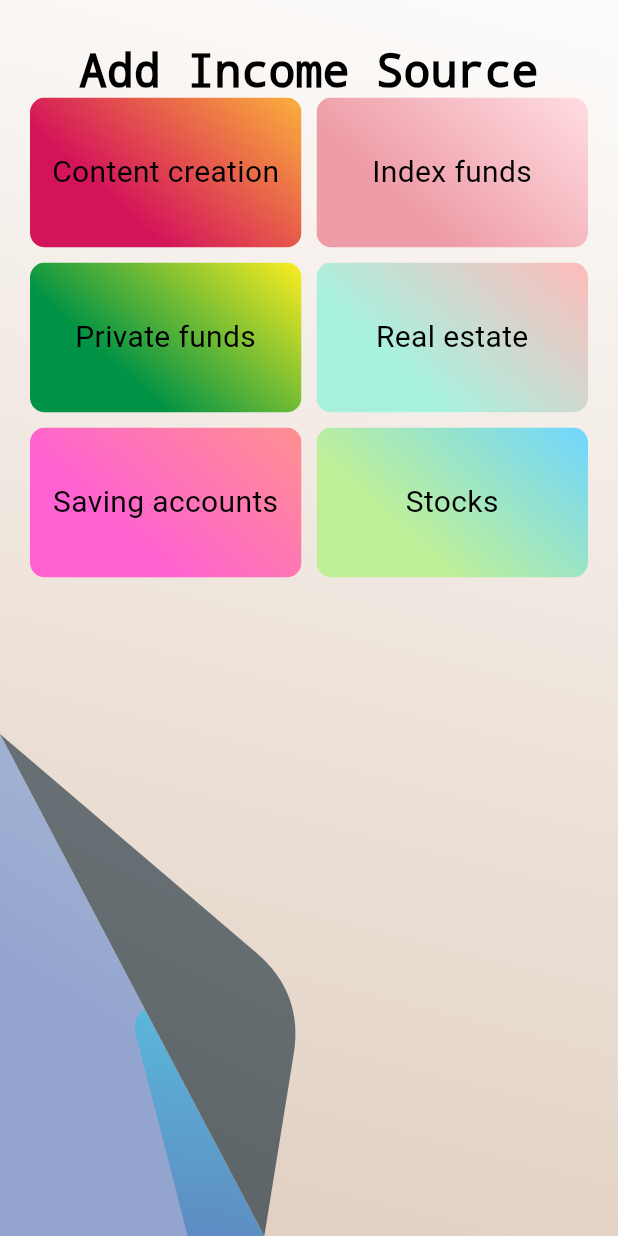
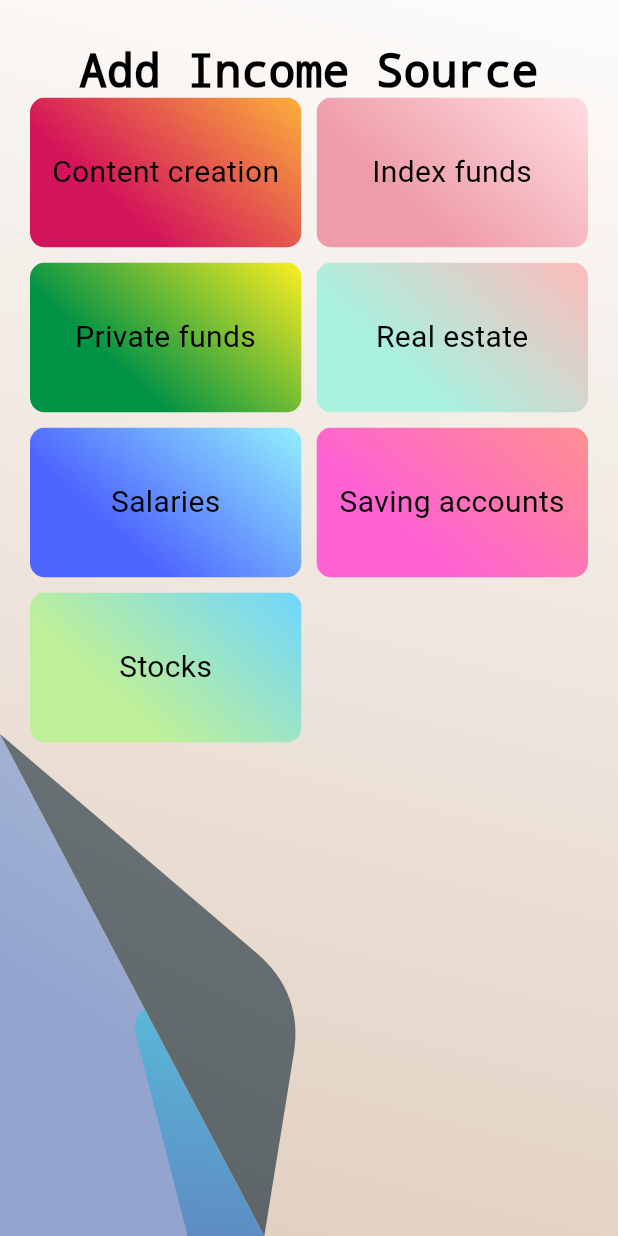
Before and after one commit to EtienneAuroux/tokihakanenari, a Flutter app: the screen it shows after launch, after a tap on the "add" icon, on a phone screen of 412 x 824 dp. Run offline on Flutter 3.47's test engine with Material 3 defaults, Android fonts, the phone set to English and light mode, and no system bars.

Commit message:
<feat>: Added Salaries card. Implemented newIncomeDialog structure and callback.

```diff
--- a/lib/card_generators/big_card.dart
+++ b/lib/card_generators/big_card.dart
@@ -9,8 +9,9 @@ import 'package:tokihakanenari/card_types/index_funds.dart';
 import 'package:tokihakanenari/card_types/passive_income.dart';
 import 'package:tokihakanenari/card_types/private_funds.dart';
 import 'package:tokihakanenari/card_types/real_estate.dart';
+import 'package:tokihakanenari/card_types/salaries.dart';
 import 'package:tokihakanenari/card_types/saving_accounts.dart';
-import 'package:tokihakanenari/card_types/stocks.dart';
+import 'package:tokihakanenari/card_types/stock_accounts.dart';
 import 'package:tokihakanenari/my_enums.dart';
 import 'package:tokihakanenari/visual_tools/card_decoration.dart';
 import 'package:tokihakanenari/visual_tools/big_card_clipper.dart';
@@ -77,12 +78,16 @@ class _BigCardState extends State<BigCard> {
         return const RealEstate(
           cardSize: CardSize.big,
         );
+      case CardType.salaries:
+        return const Salaries(
+          cardSize: CardSize.big,
+        );
       case CardType.savingAccounts:
         return const SavingAccounts(
           cardSize: CardSize.big,
         );
-      case CardType.stocks:
-        return const Stocks(
+      case CardType.stockAccounts:
+        return const StockAccounts(
           cardSize: CardSize.big,
         );
     }
--- a/lib/card_generators/mini_card.dart
+++ b/lib/card_generators/mini_card.dart
@@ -3,8 +3,9 @@ import 'package:tokihakanenari/card_types/content_creation.dart';
 import 'package:tokihakanenari/card_types/index_funds.dart';
 import 'package:tokihakanenari/card_types/private_funds.dart';
 import 'package:tokihakanenari/card_types/real_estate.dart';
+import 'package:tokihakanenari/card_types/salaries.dart';
 import 'package:tokihakanenari/card_types/saving_accounts.dart';
-import 'package:tokihakanenari/card_types/stocks.dart';
+import 'package:tokihakanenari/card_types/stock_accounts.dart';
 import 'package:tokihakanenari/my_enums.dart';
 import 'package:tokihakanenari/visual_tools/card_decoration.dart';
 
@@ -47,12 +48,16 @@ class _MiniCardState extends State<MiniCard> {
         return const RealEstate(
           cardSize: CardSize.mini,
         );
+      case CardType.salaries:
+        return const Salaries(
+          cardSize: CardSize.mini,
+        );
       case CardType.savingAccounts:
         return const SavingAccounts(
           cardSize: CardSize.mini,
         );
-      case CardType.stocks:
-        return const Stocks(
+      case CardType.stockAccounts:
+        return const StockAccounts(
           cardSize: CardSize.mini,
         );
     }
--- a/lib/card_generators/small_card.dart
+++ b/lib/card_generators/small_card.dart
@@ -4,7 +4,8 @@ import 'package:tokihakanenari/card_types/content_creation.dart';
 import 'package:tokihakanenari/card_types/index_funds.dart';
 import 'package:tokihakanenari/card_types/private_funds.dart';
 import 'package:tokihakanenari/card_types/real_estate.dart';
-import 'package:tokihakanenari/card_types/stocks.dart';
+import 'package:tokihakanenari/card_types/salaries.dart';
+import 'package:tokihakanenari/card_types/stock_accounts.dart';
 import 'package:tokihakanenari/visual_tools/card_decoration.dart';
 import 'package:tokihakanenari/card_types/passive_income.dart';
 import 'package:tokihakanenari/card_types/saving_accounts.dart';
@@ -57,12 +58,16 @@ class _SmallCardState extends State<SmallCard> {
         return const RealEstate(
           cardSize: CardSize.small,
         );
+      case CardType.salaries:
+        return const Salaries(
+          cardSize: CardSize.small,
+        );
       case CardType.savingAccounts:
         return const SavingAccounts(
           cardSize: CardSize.small,
         );
-      case CardType.stocks:
-        return const Stocks(
+      case CardType.stockAccounts:
+        return const StockAccounts(
           cardSize: CardSize.small,
         );
     }
--- a/lib/card_types/stocks.dart
+++ b/lib/card_types/salaries.dart
@@ -2,32 +2,32 @@ import 'package:flutter/material.dart';
 import 'package:tokihakanenari/my_enums.dart';
 import 'package:tokihakanenari/visual_tools/text_styles.dart';
 
-class Stocks extends StatefulWidget {
+class Salaries extends StatefulWidget {
   final CardSize cardSize;
 
-  const Stocks({
+  const Salaries({
     super.key,
     required this.cardSize,
   });
 
   @override
-  State<Stocks> createState() => _StocksState();
+  State<Salaries> createState() => _SalariesState();
 }
 
-class _StocksState extends State<Stocks> {
+class _SalariesState extends State<Salaries> {
   Widget getCardContent(CardSize cardStatus) {
     switch (cardStatus) {
       case CardSize.big:
         return const Center(
           child: Text(
-            'Stocks',
+            'Salaries',
             style: TextStyles.bigCardTitle,
           ),
         );
       case CardSize.mini:
         return const Center(
           child: Text(
-            'Stocks',
+            'Salaries',
             style: TextStyles.miniCardTitle,
             textAlign: TextAlign.center,
           ),
@@ -35,7 +35,7 @@ class _StocksState extends State<Stocks> {
       case CardSize.small:
         return const Center(
           child: Text(
-            'Stocks',
+            'Salaries',
             style: TextStyles.smallCardTitle,
           ),
         );
--- a/lib/card_types/saving_accounts.dart
+++ b/lib/card_types/saving_accounts.dart
@@ -1,7 +1,6 @@
 import 'package:flutter/material.dart';
-import 'package:tokihakanenari/alert_dialogs/add_new_dialog.dart';
+import 'package:tokihakanenari/alert_dialogs/new_income_dialog.dart';
 import 'package:tokihakanenari/my_enums.dart';
-import 'package:tokihakanenari/visual_tools/card_decoration.dart';
 import 'package:tokihakanenari/visual_tools/text_styles.dart';
 import 'dart:developer' as developer;
 
@@ -18,63 +17,86 @@ class SavingAccounts extends StatefulWidget {
 }
 
 class _SavingAccountsState extends State<SavingAccounts> {
-  late List<Widget> savingAccounts;
-  int numberOfSavingAccounts = 0;
-  TextEditingController accountNameController = TextEditingController();
+  List<Widget> savingAccounts = <Widget>[
+    const SizedBox(
+      height: 10,
+    )
+  ];
 
-  List<Widget> initializeSavingAccounts() {
-    return <Widget>[
+  Widget getCardContent(CardSize cardStatus, BuildContext context) {
+    Size size = MediaQuery.of(context).size;
+    switch (cardStatus) {
+      case CardSize.big:
+        return Container(
+          padding: const EdgeInsets.symmetric(horizontal: 20, vertical: 30),
+          child: Column(
+            children: [
               const Text(
                 'Saving accounts',
                 style: TextStyles.bigCardTitle,
               ),
-      const Icon(Icons.new_label),
-    ];
-  }
-
-  // void addSavingAccount() {
-  //   savingAccounts.insert(
-  //       savingAccounts.length - 1,
-  //       const Row(
-  //         mainAxisAlignment: MainAxisAlignment.spaceBetween,
-  //         crossAxisAlignment: CrossAxisAlignment.center,
-  //         children: [
-  //           Icon(Icons.abc),
-  //           Text(
-  //             'amount',
-  //             style: TextStyles.bigCardText,
-  //           ),
-  //           Text(
-  //             'rate',
-  //             style: TextStyles.bigCardText,
-  //           ),
-  //         ],
-  //       ));
-  //   setState(() {});
-  // }
-
-  Widget getCardContent(CardSize cardStatus, BuildContext context) {
-    switch (cardStatus) {
-      case CardSize.big:
-        return ListView.builder(
+              Expanded(
+                child: ListView.builder(
+                  shrinkWrap: true,
                   itemCount: savingAccounts.length,
                   itemBuilder: (BuildContext context, int index) {
                     return Container(
                       alignment: Alignment.center,
                       padding: const EdgeInsets.symmetric(horizontal: 20, vertical: 0),
-              child: TextButton(
-                onPressed: () {
-                  // savingAccountDialog(index, numberOfSavingAccounts);
+                      child: savingAccounts[index],
+                    );
+                  },
+                ),
+              ),
+              Container(
+                alignment: Alignment.topCenter,
+                height: size.height / 4,
+                child: GestureDetector(
+                  child: const Text(
+                    'Double tap to add a new saving account.',
+                    style: TextStyles.bigCardText,
+                    textAlign: TextAlign.center,
+                  ),
+                  onDoubleTap: () {
                     showDialog(
                         context: context,
                         builder: (BuildContext context) {
-                        return AddNewDialog(cardType: CardType.savingAccounts);
+                          return NewIncomeDialog(
+                            cardType: CardType.savingAccounts,
+                            onNewIncomeCallback: (List<dynamic> newSavingAccount) {
+                              developer.log('received: $newSavingAccount');
+                              Row savingAccount = Row(
+                                mainAxisAlignment: MainAxisAlignment.spaceBetween,
+                                children: [
+                                  Icon(newSavingAccount[0]),
+                                  Text(
+                                    newSavingAccount[1],
+                                    style: TextStyles.bigCardText,
+                                  ),
+                                  Text(
+                                    newSavingAccount[2],
+                                    style: TextStyles.bigCardText,
+                                  ),
+                                  Text(
+                                    newSavingAccount[3],
+                                    style: TextStyles.bigCardText,
+                                  ),
+                                ],
+                              );
+                              setState(() {
+                                savingAccounts.add(const SizedBox(
+                                  height: 15,
+                                ));
+                                savingAccounts.add(savingAccount);
                               });
                             },
-                child: savingAccounts[index],
+                          );
+                        });
+                  },
                 ),
-            );
-          },
+              ),
+            ],
+          ),
         );
       case CardSize.mini:
         return const Center(
@@ -95,20 +117,6 @@ class _SavingAccountsState extends State<SavingAccounts> {
   }
 
   @override
-  void initState() {
-    super.initState();
-
-    savingAccounts = initializeSavingAccounts();
-  }
-
-  @override
-  void dispose() {
-    accountNameController.dispose();
-
-    super.dispose();
-  }
-
-  @override
   Widget build(BuildContext context) {
     return getCardContent(widget.cardSize, context);
   }
--- /dev/null
+++ b/lib/card_types/stock_accounts.dart
@@ -0,0 +1,49 @@
+import 'package:flutter/material.dart';
+import 'package:tokihakanenari/my_enums.dart';
+import 'package:tokihakanenari/visual_tools/text_styles.dart';
+
+class StockAccounts extends StatefulWidget {
+  final CardSize cardSize;
+
+  const StockAccounts({
+    super.key,
+    required this.cardSize,
+  });
+
+  @override
+  State<StockAccounts> createState() => _StockAccountsState();
+}
+
+class _StockAccountsState extends State<StockAccounts> {
+  Widget getCardContent(CardSize cardStatus) {
+    switch (cardStatus) {
+      case CardSize.big:
+        return const Center(
+          child: Text(
+            'Stocks',
+            style: TextStyles.bigCardTitle,
+          ),
+        );
+      case CardSize.mini:
+        return const Center(
+          child: Text(
+            'Stocks',
+            style: TextStyles.miniCardTitle,
+            textAlign: TextAlign.center,
+          ),
+        );
+      case CardSize.small:
+        return const Center(
+          child: Text(
+            'Stocks',
+            style: TextStyles.smallCardTitle,
+          ),
+        );
+    }
+  }
+
+  @override
+  Widget build(BuildContext context) {
+    return getCardContent(widget.cardSize);
+  }
+}
--- a/lib/my_enums.dart
+++ b/lib/my_enums.dart
@@ -2,6 +2,6 @@ enum CardSize { mini, small, big }
 
 enum CardStatus { inert, unroll, roll, drop }
 
-enum CardType { addCard, contentCreation, indexFunds, passiveIncome, privateFunds, realEstate, savingAccounts, stocks }
+enum CardType { addCard, contentCreation, indexFunds, passiveIncome, privateFunds, realEstate, salaries, savingAccounts, stockAccounts }
 
 enum MainView { carousel, primaryBigCard, secondaryBigCard }
--- a/lib/visual_tools/card_decoration.dart
+++ b/lib/visual_tools/card_decoration.dart
@@ -10,56 +10,6 @@ class CardDecoration {
       begin: Alignment.bottomLeft,
       end: Alignment.topRight,
     ));
-    // switch (cardType) {
-    //   case CardType.addCard:
-    //     return const BoxDecoration(
-    //       gradient: LinearGradient(
-    //         colors: [ColorPalette.spaceBlue, ColorPalette.spaceGrey],
-    //         begin: Alignment.bottomLeft,
-    //         end: Alignment.topRight,
-    //       ),
-    //     );
-    //   case CardType.contentCreation:
-    //     return const BoxDecoration(
-    //       gradient: LinearGradient(
-    //         colors: [Colors.black, Colors.green],
-    //         begin: Alignment.bottomLeft,
-    //         end: Alignment.topRight,
-    //       ),
-    //     );
-    //   case CardType.indexFunds:
-    //     return const BoxDecoration(
-    //       gradient: LinearGradient(
-    //         colors: [Colors.black, Colors.green],
-    //         begin: Alignment.bottomLeft,
-    //         end: Alignment.topRight,
-    //       ),
-    //     );
-    //   case CardType.passiveIncome:
-    //     return const BoxDecoration(
-    //       gradient: LinearGradient(
-    //         colors: [ColorPalette.spaceBlue, ColorPalette.spaceGrey],
-    //         begin: Alignment.bottomLeft,
-    //         end: Alignment.topRight,
-    //       ),
-    //     );
-    //   case CardType.privateFunds:
-    //     return const BoxDecoration(
-    //       gradient: LinearGradient(
-    //         colors: [Colors.black, Colors.green],
-    //         begin: Alignment.bottomLeft,
-    //         end: Alignment.topRight,
-    //       ),
-    //     );
-    //   case CardType.savingAccounts:
-    //     return const BoxDecoration(
-    //       gradient: LinearGradient(
-    //         colors: [Colors.black, Colors.green],
-    //         begin: Alignment.bottomLeft,
-    //         end: Alignment.topRight,
-    //       ),
-    //     );
-    // }
   }
 
   static BoxDecoration getBigDecoration(CardType cardType) {
@@ -98,9 +48,11 @@ class CardDecoration {
         return [ColorPalette.lusciousGreen.withAlpha(getColorAlpha(cardStatus)), ColorPalette.lusciousYellow.withAlpha(getColorAlpha(cardStatus))];
       case CardType.realEstate:
         return [ColorPalette.bleachedGreen.withAlpha(getColorAlpha(cardStatus)), ColorPalette.bleachedOrange.withAlpha(getColorAlpha(cardStatus))];
+      case CardType.salaries:
+        return [ColorPalette.orbitPurple.withAlpha(getColorAlpha(cardStatus)), ColorPalette.orbitGreen.withAlpha(getColorAlpha(cardStatus))];
       case CardType.savingAccounts:
         return [ColorPalette.exoticPink.withAlpha(getColorAlpha(cardStatus)), ColorPalette.exoticOrange.withAlpha(getColorAlpha(cardStatus))];
-      case CardType.stocks:
+      case CardType.stockAccounts:
         return [ColorPalette.toxicYellow.withAlpha(getColorAlpha(cardStatus)), ColorPalette.toxicBlue.withAlpha(getColorAlpha(cardStatus))];
     }
   }
@@ -139,9 +91,11 @@ class CardDecoration {
         return ColorPalette.lusciousYellow.withAlpha(127);
       case CardType.realEstate:
         return ColorPalette.bleachedOrange.withAlpha(127);
+      case CardType.salaries:
+        return ColorPalette.orbitGreen.withAlpha(127);
       case CardType.savingAccounts:
         return ColorPalette.exoticOrange.withAlpha(127);
-      case CardType.stocks:
+      case CardType.stockAccounts:
         return ColorPalette.toxicBlue.withAlpha(127);
     }
   }
--- a/lib/visual_tools/color_palette.dart
+++ b/lib/visual_tools/color_palette.dart
@@ -11,6 +11,8 @@ class ColorPalette {
   static const Color mirrorYellow = Color.fromARGB(255, 228, 239, 233);
   static const Color oceanBlue = Color.fromARGB(255, 46, 49, 146);
   static const Color oceanOpal = Color.fromARGB(255, 27, 255, 255);
+  static const Color orbitGreen = Color.fromARGB(255, 146, 239, 253);
+  static const Color orbitPurple = Color.fromARGB(255, 78, 101, 255);
   static const Color pigletPale = Color.fromARGB(255, 255, 221, 225);
   static const Color pigletPink = Color.fromARGB(255, 238, 156, 167);
   static const Color rockDarkGrey = Color.fromARGB(255, 89, 97, 100);
--- a/lib/visual_tools/text_styles.dart
+++ b/lib/visual_tools/text_styles.dart
@@ -9,6 +9,18 @@ class TextStyles {
 
   static const bigCardText = TextStyle(
     fontSize: 20,
+    color: Colors.black,
+    decoration: TextDecoration.none,
+  );
+
+  static const dialogTitle = TextStyle(
+    fontSize: 20,
+    color: Colors.black,
+    decoration: TextDecoration.none,
+  );
+
+  static const dialogText = TextStyle(
+    fontSize: 15,
     color: Colors.black,
     decoration: TextDecoration.none,
   );
```
Also changed, not shown: lib/alert_dialogs/add_new_dialog.dart (deleted, +0 -52 lines), lib/alert_dialogs/new_income_dialog.dart (added, +207 -0 lines). Lines whose indentation alone changed are shown as unchanged.
